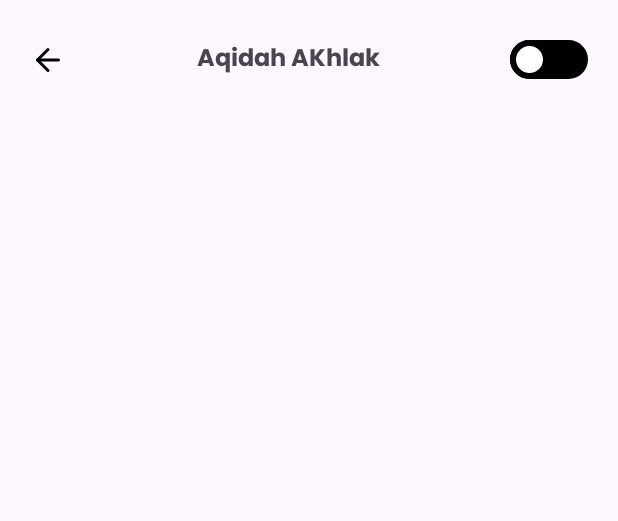
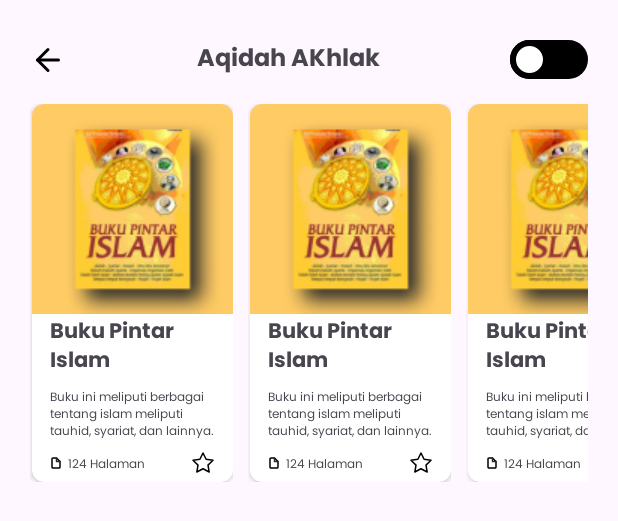
Before and after one commit to ridhogaa/Maktabah-YARSI, an Android app: the layout fragment_sub_bab_aqidah_akhlak.xml on its own in the app's theme, with its tools: preview values and no code run, on a phone screen of 412 x 824 dp. Shown: the top 521 px of the screen. Run offline under Robolectric (Android 15) with nearby library versions, the phone set to English and light mode, and no system bars.

Commit message:
Sub Bab Aqidah AKhlak (Done Layout)

```diff
--- a/app/src/main/res/layout/fragment_sub_bab_aqidah_akhlak.xml
+++ b/app/src/main/res/layout/fragment_sub_bab_aqidah_akhlak.xml
@@ -54,5 +54,17 @@
             tools:ignore="UseSwitchCompatOrMaterialXml,TouchTargetSizeCheck" />
     </androidx.constraintlayout.widget.ConstraintLayout>
 
+    <androidx.recyclerview.widget.RecyclerView
+        android:id="@+id/rv_sub_bab_aqidah"
+        android:layout_width="match_parent"
+        android:layout_height="wrap_content"
+        tools:listitem="@layout/item_aqidah_akhlak"
+        android:layout_marginTop="10dp"
+        android:orientation="horizontal"
+        app:layoutManager="androidx.recyclerview.widget.LinearLayoutManager"
+        app:layout_constraintTop_toBottomOf="@id/toolbar"
+        app:layout_constraintStart_toStartOf="parent"
+        app:layout_constraintEnd_toEndOf="parent"/>
+
 
 </androidx.constraintlayout.widget.ConstraintLayout>
--- a/app/src/main/res/layout/item_aqidah_akhlak.xml
+++ b/app/src/main/res/layout/item_aqidah_akhlak.xml
@@ -1,6 +1,105 @@
 <?xml version="1.0" encoding="utf-8"?>
 <androidx.constraintlayout.widget.ConstraintLayout xmlns:android="http://schemas.android.com/apk/res/android"
-    android:layout_width="match_parent"
-    android:layout_height="match_parent">
+    xmlns:tools="http://schemas.android.com/tools"
+    android:layout_width="wrap_content"
+    android:layout_height="wrap_content"
+    android:layout_marginEnd="10dp"
+    xmlns:app="http://schemas.android.com/apk/res-auto">
+
+    <androidx.cardview.widget.CardView
+        android:layout_width="134dp"
+        android:layout_height="252dp"
+        android:elevation="2dp"
+        app:cardCornerRadius="8dp"
+        android:layout_marginStart="1dp"
+        android:layout_marginEnd="1dp"
+        app:layout_constraintTop_toTopOf="parent"
+        app:layout_constraintStart_toStartOf="parent">
+
+        <androidx.constraintlayout.widget.ConstraintLayout
+            android:layout_width="match_parent"
+            android:layout_height="wrap_content">
+
+            <ImageView
+                android:id="@+id/cover_buku"
+                android:layout_width="match_parent"
+                android:layout_height="140dp"
+                android:src="@drawable/coverbook"
+                app:layout_constraintTop_toTopOf="parent"
+                app:layout_constraintStart_toStartOf="parent"/>
+
+            <androidx.appcompat.widget.AppCompatTextView
+                android:id="@+id/tv_judul_buku"
+                android:layout_width="match_parent"
+                android:layout_height="wrap_content"
+                android:layout_marginStart="12dp"
+                android:layout_marginEnd="12dp"
+                android:fontFamily="@font/poppins_bold"
+                android:text="Buku Pintar Islam"
+                android:textSize="14dp"
+                app:layout_constraintStart_toStartOf="parent"
+                app:layout_constraintTop_toBottomOf="@id/cover_buku"
+                tools:ignore="TextSizeCheck" />
+
+            <androidx.appcompat.widget.AppCompatTextView
+                android:id="@+id/tv_desc_buku"
+                android:layout_width="match_parent"
+                android:layout_height="wrap_content"
+                android:layout_marginStart="12dp"
+                android:layout_marginEnd="12dp"
+                android:layout_marginTop="5dp"
+                android:fontFamily="@font/poppins_regular"
+                android:text="Buku ini meliputi berbagai tentang islam meliputi tauhid, syariat, dan lainnya."
+                android:textSize="8dp"
+                app:layout_constraintStart_toStartOf="parent"
+                app:layout_constraintTop_toBottomOf="@id/tv_judul_buku"
+                tools:ignore="TextSizeCheck" />
+
+            <androidx.constraintlayout.widget.ConstraintLayout
+                android:layout_width="match_parent"
+                android:layout_height="wrap_content"
+                android:layout_marginTop="5dp"
+                android:layout_marginStart="12dp"
+                android:layout_marginEnd="12dp"
+                app:layout_constraintTop_toBottomOf="@id/tv_desc_buku">
+
+                <androidx.appcompat.widget.AppCompatImageView
+                    android:id="@+id/icon_file"
+                    android:layout_width="8dp"
+                    android:layout_height="8dp"
+                    android:src="@drawable/file"
+                    app:layout_constraintStart_toStartOf="parent"
+                    app:layout_constraintTop_toTopOf="parent"
+                    app:layout_constraintBottom_toBottomOf="parent"/>
+
+                <androidx.appcompat.widget.AppCompatTextView
+                    android:id="@+id/tv_jumlah_halaman"
+                    android:layout_width="wrap_content"
+                    android:layout_height="wrap_content"
+                    android:layout_marginStart="12dp"
+                    android:layout_marginTop="3dp"
+                    android:fontFamily="@font/poppins_regular"
+                    android:text="124 Halaman"
+                    android:textSize="8dp"
+                    app:layout_constraintBottom_toBottomOf="parent"
+                    app:layout_constraintStart_toStartOf="parent"
+                    app:layout_constraintTop_toTopOf="parent"
+                    tools:ignore="TextSizeCheck" />
+
+                <androidx.appcompat.widget.AppCompatImageView
+                    android:id="@+id/icon_favorite_fill"
+                    android:layout_width="16dp"
+                    android:layout_height="16dp"
+                    android:src="@drawable/favoritebook_fill"
+                    app:layout_constraintEnd_toEndOf="parent"
+                    app:layout_constraintTop_toTopOf="parent"
+                    app:layout_constraintBottom_toBottomOf="parent"/>
+
+
+            </androidx.constraintlayout.widget.ConstraintLayout>
+
+        </androidx.constraintlayout.widget.ConstraintLayout>
+
+    </androidx.cardview.widget.CardView>
 
 </androidx.constraintlayout.widget.ConstraintLayout>
```
